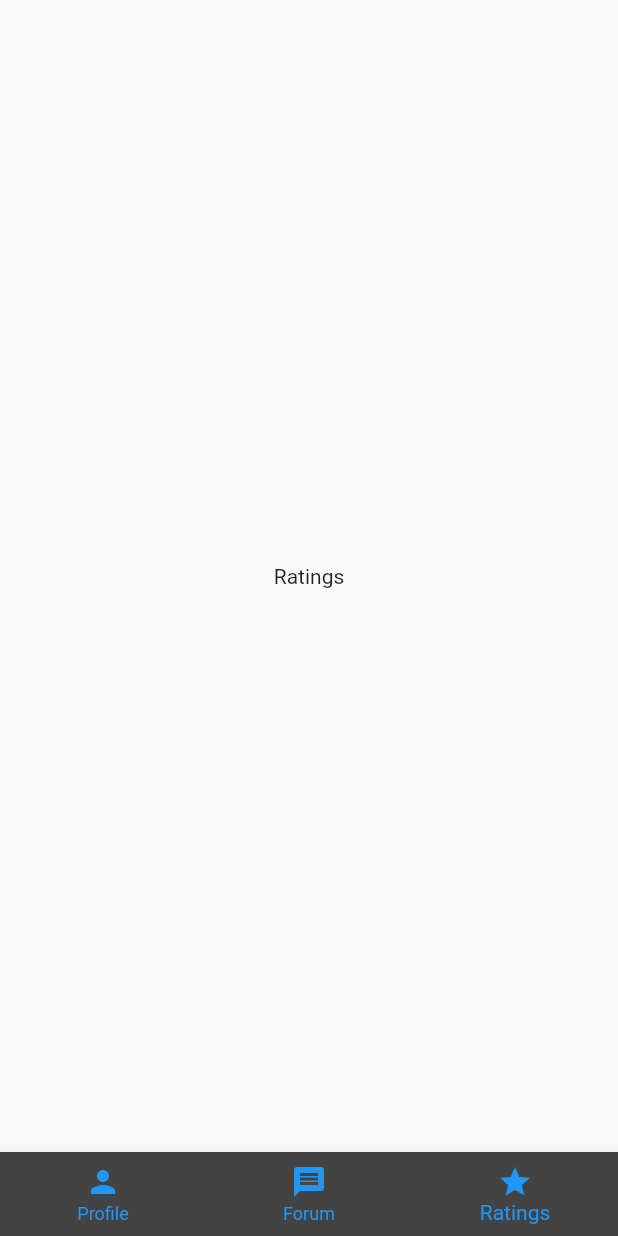
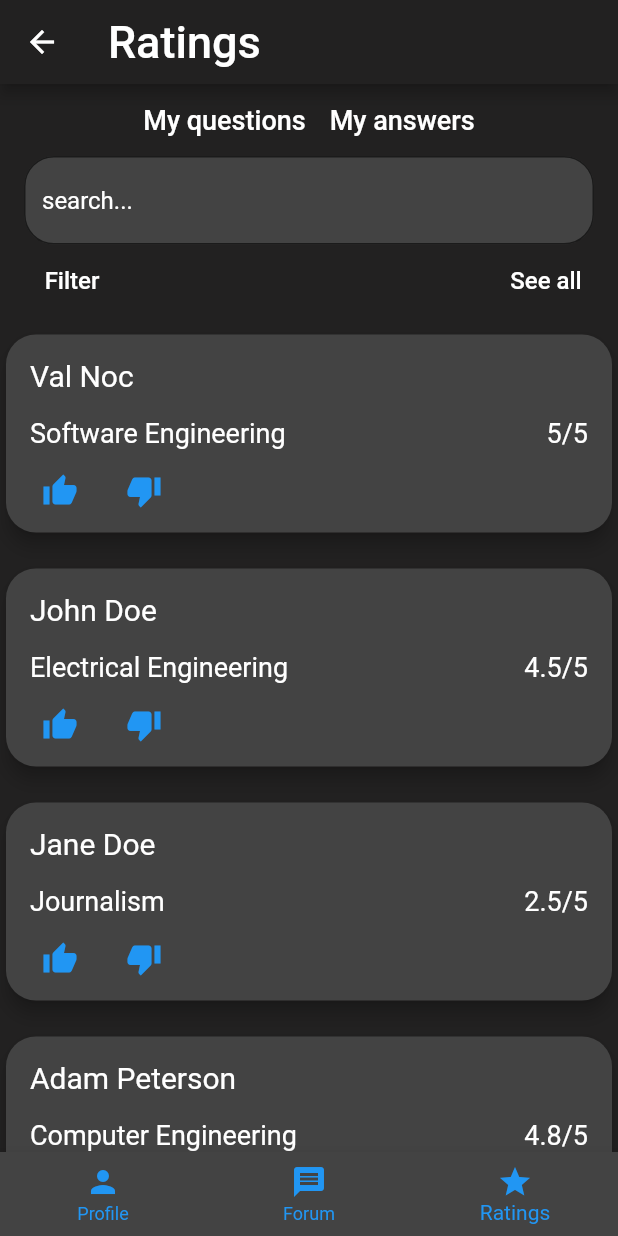
Before and after one commit to AC159/ConcordiaOracle, a Flutter app: the HomePage screen opened directly, item 3 of the bottom bar chosen, on a phone screen of 412 x 824 dp. Run offline on Flutter 3.47's test engine with Material 2 defaults, Android fonts, the phone set to English and light mode, and no system bars; our stand-ins replace firebase_auth, firebase_core, flutter_signin_button, google_sign_in; missing offline and left inert: colorize; accounts and stored records are empty; network calls fail.

Commit message:
created ratings page

```diff
--- a/lib/Components/GettingStarted/GettingStartedRedirect.dart
+++ b/lib/Components/GettingStarted/GettingStartedRedirect.dart
@@ -1,4 +1,4 @@
-import 'package:concordia_oracle/Components/HomePage/HomePage.dart';
+import 'package:concordia_oracle/Components/HomePage.dart';
 import 'package:flutter/material.dart';
 import 'package:provider/provider.dart';
 
--- a/lib/Components/HomePage/HomePage.dart
+++ b/lib/Components/HomePage.dart
@@ -1,4 +1,5 @@
 import 'package:concordia_oracle/Components/Profile.dart';
+import 'package:concordia_oracle/Components/Ratings.dart';
 import 'package:concordia_oracle/main.dart';
 import 'package:flutter/material.dart';
 
@@ -16,7 +17,7 @@ class _HomePageState extends State<HomePage> {
   static const List<Widget> bottomNavigationTabs = [
     Profile(),
     Text('Forum'),
-    Text('Ratings'),
+    Ratings(),
   ];
 
   @override
--- /dev/null
+++ b/lib/Components/Ratings.dart
@@ -0,0 +1,137 @@
+import 'package:flutter/material.dart';
+
+import '../main.dart';
+
+class Ratings extends StatefulWidget {
+  const Ratings({Key? key}) : super(key: key);
+
+  @override
+  _RatingsState createState() => _RatingsState();
+}
+
+class _RatingsState extends State<Ratings> {
+
+  static const List<Map<String, String>> questionList = [
+    {"title": "Val Noc", "department": "Software Engineering", "rating": "5/5"},
+    {"title": "John Doe", "department": "Electrical Engineering", "rating": "4.5/5"},
+    {"title": "Jane Doe", "department": "Journalism", "rating": "2.5/5"},
+    {"title": "Adam Peterson", "department": "Computer Engineering", "rating": "4.8/5"},
+    {"title": "Jason Stuart", "department": "Computer Science", "rating": "5/5"},
+    {"title": "Joseph Mercier", "department": "Software Engineering", "rating": "5/5"},
+    {"title": "Alexander Peters", "department": "Software Engineering", "rating": "2/5"},
+    {"title": "Alexandra Paquet", "department": "Software Engineering", "rating": "1/5"}
+  ];
+
+  @override
+  Widget build(BuildContext context) {
+    return Scaffold(
+      appBar: AppBar(title: Text("Ratings", style: TextStyle(fontSize: 30, color: Colors.white)), backgroundColor: ALMOST_BLACK),
+      body: Container(
+        color: ALMOST_BLACK,
+        child: Column(
+          children: [
+            Row(
+                mainAxisAlignment: MainAxisAlignment.center,
+                children: [
+                  TextButton(onPressed: () {}, child: Text("My questions", style: TextStyle(color: Colors.white, fontSize: 18))),
+                  TextButton(onPressed: () {}, child: Text("My answers", style: TextStyle(color: Colors.white, fontSize: 18)))
+                ]
+            ),
+
+           Column(
+             children: [
+               Padding(
+                 padding: const EdgeInsets.symmetric(horizontal: 16),
+                 child: TextField(
+                     style: TextStyle(color: Colors.white),
+                     keyboardType: TextInputType.text,
+                     decoration: InputDecoration(
+                         filled: true,
+                         fillColor: LIGHT_GREY,
+                         hintText: "search...",
+                         hintStyle: TextStyle(color: Colors.white),
+                         border: OutlineInputBorder(
+                             borderRadius: BorderRadius.circular(20)
+                         )
+                     )
+                 )
+               ),
+
+               Padding(
+                 padding: const EdgeInsets.symmetric(horizontal: 16, vertical: 0),
+                 child: Row(
+                   mainAxisAlignment: MainAxisAlignment.spaceBetween,
+                   children: [
+                     TextButton(
+                       child: Text("Filter", style: TextStyle(color: Colors.white, fontSize: 16)),
+                       onPressed: () {}
+                     ),
+                     TextButton(
+                        child: Text("See all", style: TextStyle(color: Colors.white, fontSize: 16)),
+                        onPressed: () {}
+                     )
+                   ],
+                 ),
+               )
+
+             ]
+           ),
+
+            Expanded(
+              child: ListView.builder(
+                  itemCount: questionList.length,
+                  itemBuilder: (BuildContext context, int index) {
+                    return Padding(
+                      padding: const EdgeInsets.symmetric(vertical: 8),
+                      child: Card(
+                          elevation: 5,
+                          color: LIGHT_GREY,
+                          shape: RoundedRectangleBorder(
+                            borderRadius: BorderRadius.circular(20),
+                          ),
+                          child: Padding(
+                            padding: const EdgeInsets.all(8.0),
+                            child: Column(
+                              crossAxisAlignment: CrossAxisAlignment.start,
+                              children: [
+                                Padding(
+                                  padding: const EdgeInsets.all(8.0),
+                                  child: Text("${questionList[index]['title']}", style: TextStyle(color: Colors.white, fontSize: 20)),
+                                ),
+                                Padding(
+                                  padding: const EdgeInsets.all(8.0),
+                                  child: Row(
+                                    mainAxisAlignment: MainAxisAlignment.spaceBetween,
+                                    children: [
+                                      Text("${questionList[index]['department']}", style: TextStyle(color: Colors.white, fontSize: 18)),
+                                      Text("${questionList[index]['rating']}", style: TextStyle(color: Colors.white, fontSize: 18)),
+                                    ]
+                                  ),
+                                ),
+                                Row(
+                                  children: [
+                                   Padding(
+                                     padding: const EdgeInsets.symmetric(horizontal: 16, vertical: 8),
+                                     child: Icon(Icons.thumb_up, color: Theme.of(context).primaryColor)
+                                   ),
+                                   Padding(
+                                     padding: const EdgeInsets.symmetric(horizontal: 16, vertical: 8),
+                                     child: Icon(Icons.thumb_down, color: Theme.of(context).primaryColor)
+                                   )
+                                  ]
+                                )
+                              ]
+                            )
+                          )
+                      ),
+                    );
+                  }
+              ),
+            )
+
+          ]
+        )
+      )
+    );
+  }
+}
--- a/lib/Routes/router.dart
+++ b/lib/Routes/router.dart
@@ -1,5 +1,5 @@
 import 'package:concordia_oracle/Components/GettingStarted/GettingStartedRedirect.dart';
-import 'package:concordia_oracle/Components/HomePage/HomePage.dart';
+import 'package:concordia_oracle/Components/HomePage.dart';
 import 'package:flutter/material.dart';
 
 class Routes {
```
